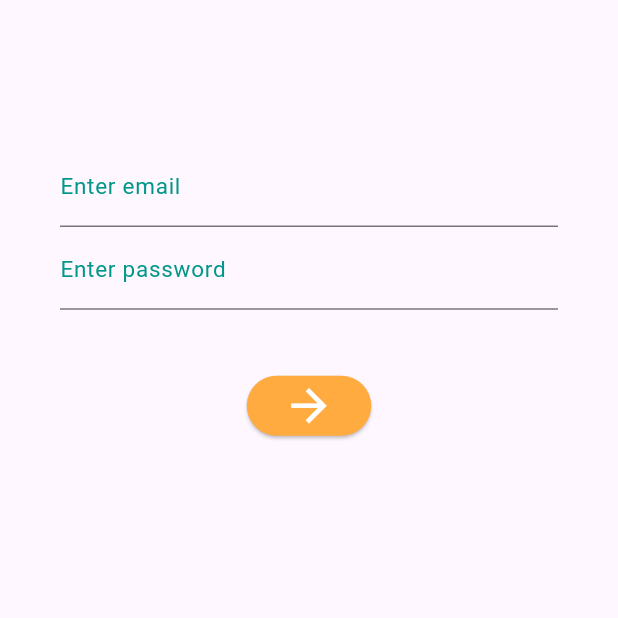
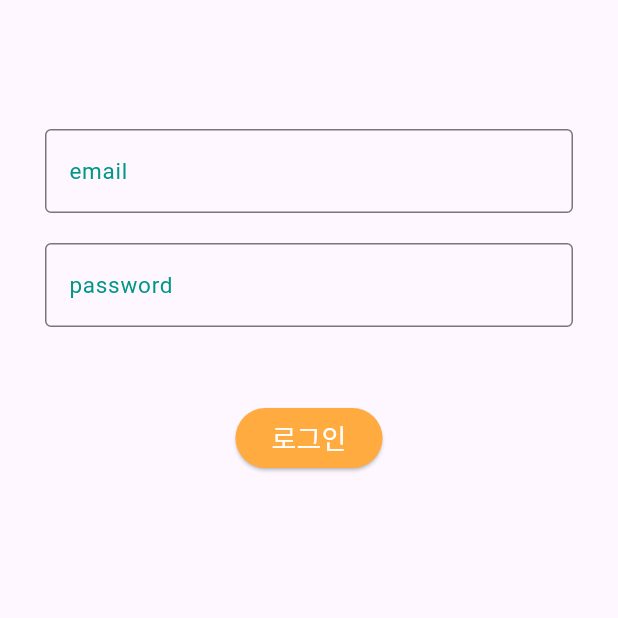
Before and after one commit to GDSC-DGU/2024-SolutionChallenge-InGlo-client, a Flutter app: the screen it shows after launch, on a phone screen of 412 x 824 dp, the top half of it. Run offline on Flutter 3.47's test engine with Material 3 defaults, Android fonts, the phone set to English and light mode, and no system bars.

Commit message:
STYLE: textfield 간격 조정

```diff
--- a/lib/screens/signin/signin.dart
+++ b/lib/screens/signin/signin.dart
@@ -23,20 +23,30 @@ class LoginPage extends StatelessWidget {
               // 내부 컨테이너
               child: Container(
                 // 패딩
-                padding: EdgeInsets.all(40.0),
+                padding: EdgeInsets.fromLTRB(30, 30, 30, 0),	// 각각 (left, top, right, bottom)
                 child: SingleChildScrollView(
                   child: Column(
                     children: [
                       TextField(
-                        decoration: InputDecoration(labelText: 'Enter email'),
+                        decoration: InputDecoration(
+                          labelText: 'email',
+                          hintText: 'email',
+                          border: OutlineInputBorder(),
+                        ),
                         keyboardType: TextInputType.emailAddress,
                       ),
+                      SizedBox(height: 20.0),
                       TextField(
-                        decoration: InputDecoration(labelText: 'Enter password'),
+                        decoration: InputDecoration(
+                          hintText: 'password',
+                          labelText: 'password',
+                          border: OutlineInputBorder(),
+                        ),
                         keyboardType: TextInputType.text,
                         obscureText: true,
                       ),
-                      SizedBox(height: 40.0),
+                      // text field 간 간격
+                      SizedBox(height: 50.0),
                       ButtonTheme(
                         minWidth: 100.0,
                         height: 50.0,
@@ -44,13 +54,15 @@ class LoginPage extends StatelessWidget {
                           onPressed: () {
                             // 버튼 클릭 이벤트 처리
                           },
-                          child: Icon(
-                            Icons.arrow_forward,
-                            color: Colors.white,
-                            size: 35.0,
-                          ),
                           style: ElevatedButton.styleFrom(
                             backgroundColor: Colors.orangeAccent,
+                          ),
+                          child: Text(
+                            "로그인", // 버튼 내부에 들어갈 텍스트
+                            style: TextStyle(
+                              fontSize: 18, // 텍스트 크기 설정
+                              color: Colors.white, // 텍스트 색상 설정
+                            ),
                           ),
                         ),
                       ),
```
